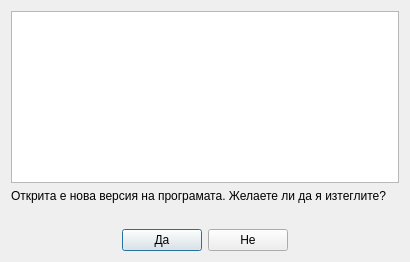
Before: the Qt Designer form src/View/Widgets/UpdatePromptDialog.ui in thefinalcutbg/DinoDent, drawn with Qt 5.
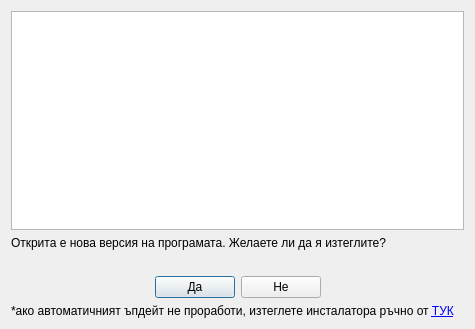
After: the same form once the commit is applied.

Commit message: Browser link added to UpdatePrompt. Documents browser minor updates.

What changed in the file:
```diff
--- a/src/View/Widgets/UpdatePromptDialog.ui
+++ b/src/View/Widgets/UpdatePromptDialog.ui
@@ -6,8 +6,8 @@
    <rect>
     <x>0</x>
     <y>0</y>
-    <width>410</width>
-    <height>262</height>
+    <width>475</width>
+    <height>329</height>
    </rect>
   </property>
   <property name="windowTitle">
@@ -18,8 +18,8 @@
   </property>
   <layout class="QVBoxLayout" name="verticalLayout">
    <item>
-    <widget class="QPlainTextEdit" name="changeLogText">
-     <property name="readOnly">
+    <widget class="QTextBrowser" name="changeLogText">
+     <property name="openExternalLinks">
       <bool>true</bool>
      </property>
     </widget>
@@ -45,7 +45,7 @@
      <property name="sizeHint" stdset="0">
       <size>
        <width>20</width>
-       <height>40</height>
+       <height>20</height>
       </size>
      </property>
     </spacer>
@@ -94,6 +94,22 @@
      </item>
     </layout>
    </item>
+   <item>
+    <widget class="QLabel" name="link_label">
+     <property name="text">
+      <string>&lt;html&gt;&lt;head/&gt;&lt;body&gt;&lt;p&gt;*ако автоматичният ъпдейт не проработи, изтеглете инсталатора ръчно от &lt;a href=&quot;.&quot;&gt;&lt;span style=&quot; text-decoration: underline; color:#0000ff;&quot;&gt;ТУК&lt;/span&gt;&lt;/a&gt;&lt;/p&gt;&lt;/body&gt;&lt;/html&gt;</string>
+     </property>
+     <property name="textFormat">
+      <enum>Qt::RichText</enum>
+     </property>
+     <property name="openExternalLinks">
+      <bool>false</bool>
+     </property>
+     <property name="textInteractionFlags">
+      <set>Qt::LinksAccessibleByKeyboard|Qt::LinksAccessibleByMouse</set>
+     </property>
+    </widget>
+   </item>
   </layout>
  </widget>
  <layoutdefault spacing="6" margin="11"/>
```
The commit also changes 9 other files.
